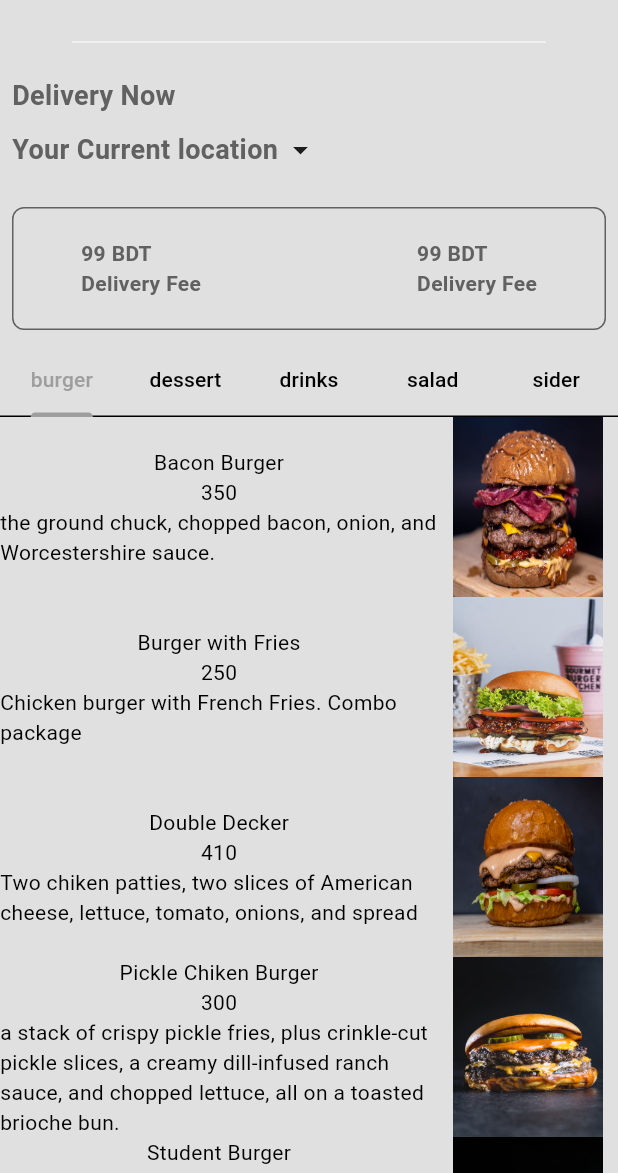
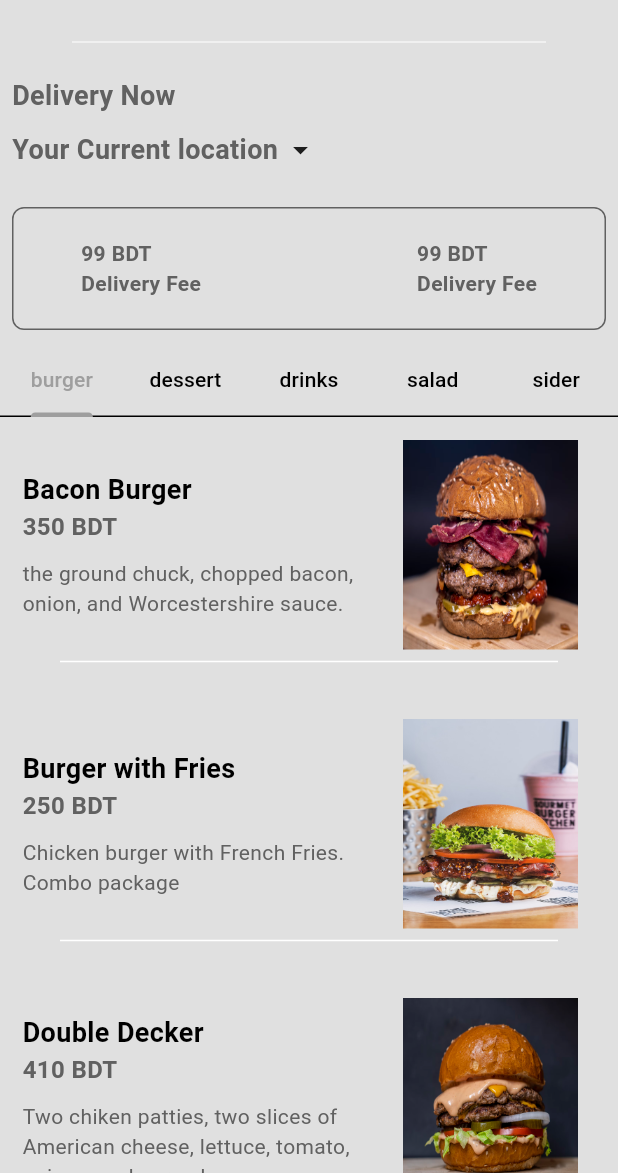
Before and after one commit to SazidKhandaker/Food-Delivery-App, a Flutter app: the HomePage screen opened directly, on a phone screen of 412 x 824 dp, the part 63-1236 px from its top. Run offline on Flutter 3.47's test engine with Material 3 defaults, Android fonts, the phone set to English and light mode, and no system bars.

Commit message:
Food  added on home page

```diff
--- a/lib/main.dart
+++ b/lib/main.dart
@@ -28,7 +28,7 @@ class MyApp extends StatelessWidget {
     return MaterialApp(
       debugShowCheckedModeBanner: false,
       theme: Provider.of<Themeprovider>(context).themData,
-      home: RegisterOrLogin(),
+      home: HomePage(),
     );
   }
 }
--- a/lib/models/resturant.dart
+++ b/lib/models/resturant.dart
@@ -98,7 +98,7 @@ class Resturant extends ChangeNotifier {
     Food(
         name: "Healthy Salad",
         description: "prepared with tomato egg  and salad,",
-        imagepath: "lib/images/salad/healthysalad.png",
+        imagepath: "lib/images/salad/healtysalad.png",
         price: 220,
         category: Foodcategory.salad,
         availableAddOne: [Addone(name: "Large", price: 280)]),
--- a/lib/widget/foodtitle.dart
+++ b/lib/widget/foodtitle.dart
@@ -8,22 +8,62 @@ class MyFoodTitle extends StatelessWidget {
 
   @override
   Widget build(BuildContext context) {
-    return Row(
+    return Padding(
+      padding: const EdgeInsets.all(15.0),
+      child: GestureDetector(
+        onTap: ontap,
+        child: Column(
+          children: [
+            Row(
               children: [
                 Expanded(
                     child: Column(
+                  crossAxisAlignment: CrossAxisAlignment.start,
                   children: [
-            Text("${food.name}"),
-            Text("${food.price}"),
-            Text("${food.description}")
+                    Text(
+                      "${food.name}",
+                      style:
+                          TextStyle(fontSize: 18, fontWeight: FontWeight.bold),
+                    ),
+                    Text(
+                      "${food.price} BDT",
+                      style: TextStyle(
+                          fontWeight: FontWeight.bold,
+                          fontSize: 16,
+                          color: Theme.of(context).colorScheme.inversePrimary),
+                    ),
+                    SizedBox(
+                      height: 10,
+                    ),
+                    Text(
+                      "${food.description}",
+                      style: TextStyle(
+                          fontSize: 14,
+                          color: Theme.of(context).colorScheme.inversePrimary),
+                    ),
                   ],
                 )),
-        Image.asset(
+                SizedBox(
+                  width: 15,
+                ),
+                ClipRRect(
+                  borderRadius: BorderRadius.all(Radius.circular(6)),
+                  child: Image.asset(
                     food.imagepath,
-          height: 120,
-          width: 120,
+                    height: 140,
+                    width: 140,
+                  ),
                 ),
               ],
+            ),
+            Divider(
+              color: Theme.of(context).colorScheme.tertiary,
+              endIndent: 25,
+              indent: 25,
+            ),
+          ],
+        ),
+      ),
     );
   }
 }
```
Lines whose indentation alone changed are shown as unchanged.
